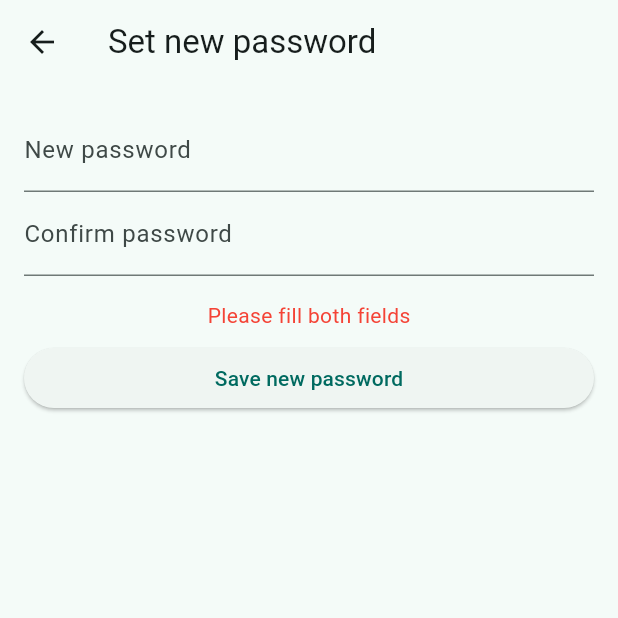
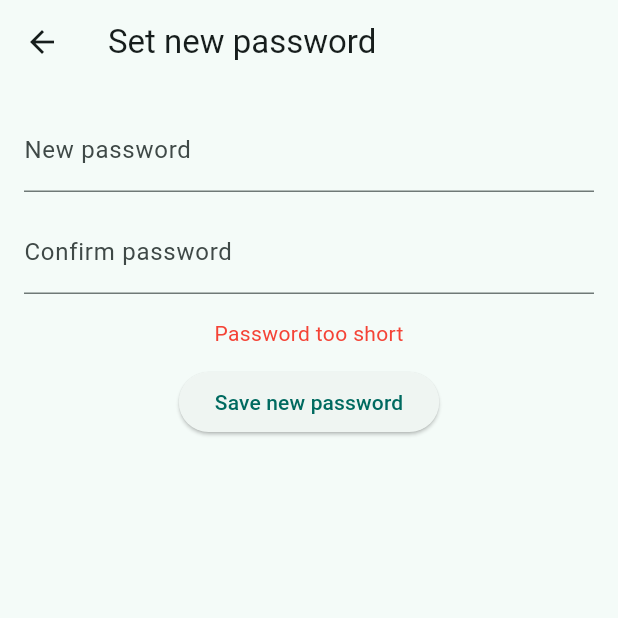
Before and after one commit to jamiejamar/platytribe, a Flutter app: the PasswordUpdateScreen screen opened by its route, after a tap on "Save new password", on a phone screen of 412 x 824 dp, the top half of it. Run offline on Flutter 3.47's test engine with Material 3 defaults, Android fonts, the phone set to English and light mode, and no system bars; our stand-ins replace flutter_dotenv, supabase_flutter; accounts and stored records are empty.

Commit message:
fix(auth): restore session before updating password

```diff
--- a/lib/screens/password_update_screen.dart
+++ b/lib/screens/password_update_screen.dart
@@ -1,6 +1,5 @@
 import 'package:flutter/material.dart';
 import 'package:supabase_flutter/supabase_flutter.dart';
-import '../services/supabase_singleton.dart';
 
 class PasswordUpdateScreen extends StatefulWidget {
   const PasswordUpdateScreen({super.key});
@@ -10,37 +9,60 @@ class PasswordUpdateScreen extends StatefulWidget {
 }
 
 class _PasswordUpdateScreenState extends State<PasswordUpdateScreen> {
-  final _new1 = TextEditingController();
-  final _new2 = TextEditingController();
+  final _newPass = TextEditingController();
+  final _confirmPass = TextEditingController();
   bool _loading = false;
   String? _error;
 
-  Future<void> _save() async {
-    if (_new1.text.isEmpty || _new2.text.isEmpty) {
-      setState(() => _error = 'Please fill both fields');
+  @override
+  void initState() {
+    super.initState();
+    _restoreSessionIfNeeded();
+  }
+
+  Future<void> _restoreSessionIfNeeded() async {
+    final uri = Uri.base;
+    try {
+      // gestisce sia #access_token=... che ?code=...
+      if (uri.fragment.contains('access_token=') ||
+          uri.queryParameters.containsKey('code')) {
+        await Supabase.instance.client.auth.getSessionFromUrl(uri);
+      }
+    } catch (e) {
+      debugPrint('Session restore failed: $e');
+    }
+  }
+
+  Future<void> _updatePassword() async {
+    final newPass = _newPass.text.trim();
+    final confirm = _confirmPass.text.trim();
+    if (newPass != confirm) {
+      setState(() => _error = "Passwords don't match");
       return;
     }
-    if (_new1.text != _new2.text) {
-      setState(() => _error = 'Passwords do not match');
+    if (newPass.length < 6) {
+      setState(() => _error = "Password too short");
       return;
     }
 
-    setState(() => _loading = true);
+    setState(() {
+      _loading = true;
+      _error = null;
+    });
+
     try {
-      // Con il link email, Supabase crea una recovery session
-      await supa.auth.updateUser(UserAttributes(password: _new1.text.trim()));
+      await Supabase.instance.client.auth.updateUser(
+        UserAttributes(password: newPass),
+      );
       if (!mounted) return;
       ScaffoldMessenger.of(context).showSnackBar(
-        const SnackBar(content: Text('Password updated. Please log in.')),
+        const SnackBar(content: Text("Password updated successfully")),
       );
-      // Chiudi la sessione di recovery e torna al login
-      await supa.auth.signOut();
-      if (!mounted) return;
-      Navigator.pushNamedAndRemoveUntil(context, '/login', (_) => false);
+      Navigator.pushReplacementNamed(context, '/login');
     } catch (e) {
-      setState(() => _error = '$e');
+      setState(() => _error = "$e");
     } finally {
-      if (mounted) setState(() => _loading = false);
+      setState(() => _loading = false);
     }
   }
 
@@ -53,30 +75,25 @@ class _PasswordUpdateScreenState extends State<PasswordUpdateScreen> {
         child: Column(
           children: [
             TextField(
-              controller: _new1,
+              controller: _newPass,
               obscureText: true,
               decoration: const InputDecoration(labelText: 'New password'),
             ),
+            const SizedBox(height: 12),
             TextField(
-              controller: _new2,
+              controller: _confirmPass,
               obscureText: true,
               decoration: const InputDecoration(labelText: 'Confirm password'),
             ),
             const SizedBox(height: 16),
             if (_error != null)
               Text(_error!, style: const TextStyle(color: Colors.red)),
-            const SizedBox(height: 8),
-            Row(
-              children: [
-                Expanded(
-                  child: ElevatedButton(
-                    onPressed: _loading ? null : _save,
-                    child: _loading
-                        ? const CircularProgressIndicator()
-                        : const Text('Save new password'),
-                  ),
-                ),
-              ],
+            const SizedBox(height: 12),
+            ElevatedButton(
+              onPressed: _loading ? null : _updatePassword,
+              child: _loading
+                  ? const CircularProgressIndicator()
+                  : const Text('Save new password'),
             ),
           ],
         ),
```
